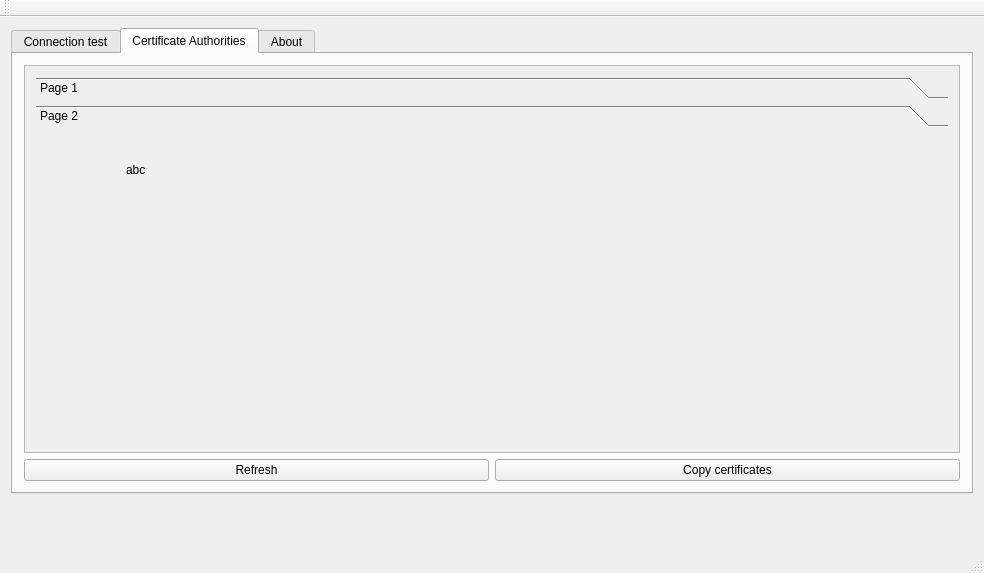
Old version of the form mainwindow.ui in the repository LoginPeople/Dr-SSL.
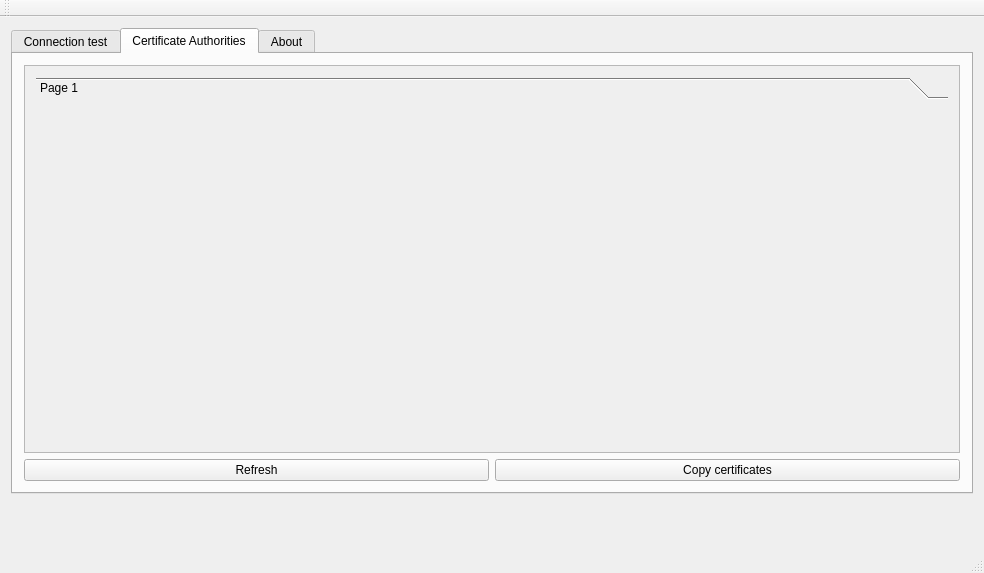
New version of the form. The open tabs and pages were chosen to show the change. Icons and pictures are not drawn.

The edit to the form file:
```diff
--- a/mainwindow.ui
+++ b/mainwindow.ui
@@ -145,51 +145,12 @@
                    <x>0</x>
                    <y>0</y>
                    <width>920</width>
-                   <height>305</height>
+                   <height>332</height>
                   </rect>
                  </property>
                  <attribute name="label">
                   <string>Page 1</string>
                  </attribute>
-                 <widget class="QLabel" name="label_5">
-                  <property name="geometry">
-                   <rect>
-                    <x>220</x>
-                    <y>160</y>
-                    <width>46</width>
-                    <height>13</height>
-                   </rect>
-                  </property>
-                  <property name="text">
-                   <string>aaa</string>
-                  </property>
-                 </widget>
-                </widget>
-                <widget class="QWidget" name="page_2">
-                 <property name="geometry">
-                  <rect>
-                   <x>0</x>
-                   <y>0</y>
-                   <width>911</width>
-                   <height>357</height>
-                  </rect>
-                 </property>
-                 <attribute name="label">
-                  <string>Page 2</string>
-                 </attribute>
-                 <widget class="QLabel" name="label_4">
-                  <property name="geometry">
-                   <rect>
-                    <x>90</x>
-                    <y>30</y>
-                    <width>46</width>
-                    <height>13</height>
-                   </rect>
-                  </property>
-                  <property name="text">
-                   <string>abc</string>
-                  </property>
-                 </widget>
                 </widget>
                </widget>
               </item>
```
Left out of the diff: 2 changed lines with no effect on the pictures.
